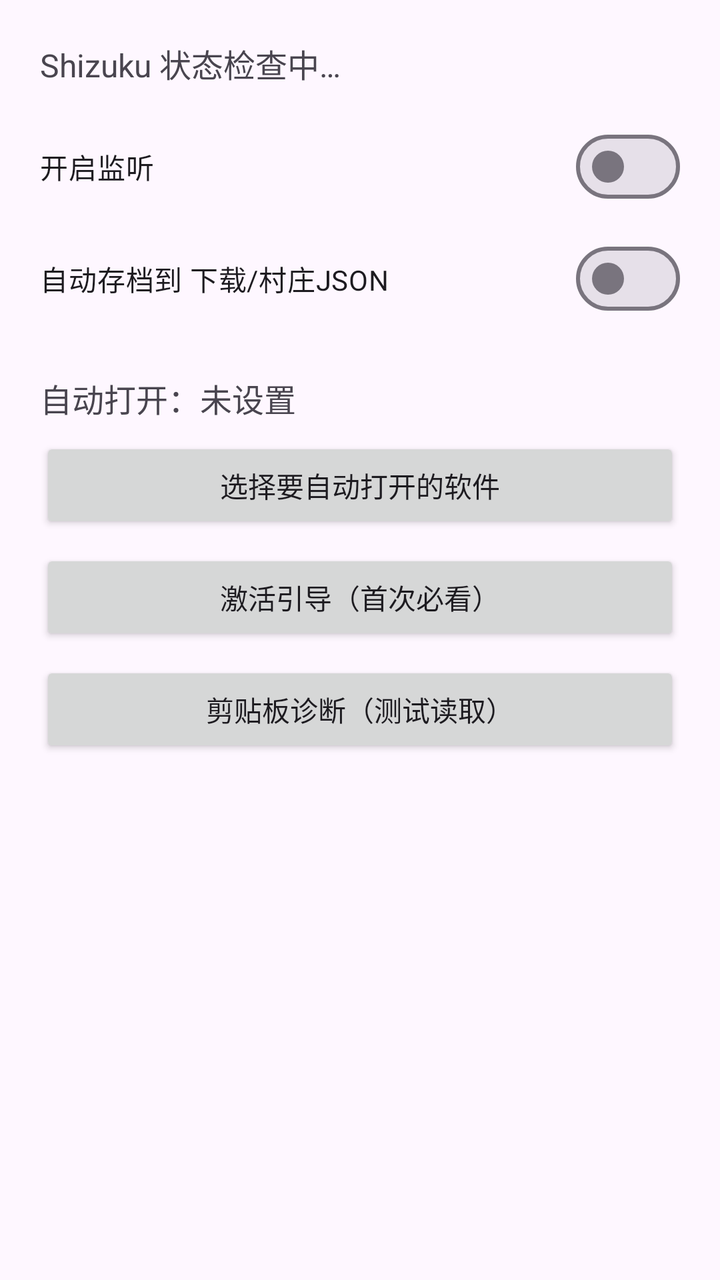
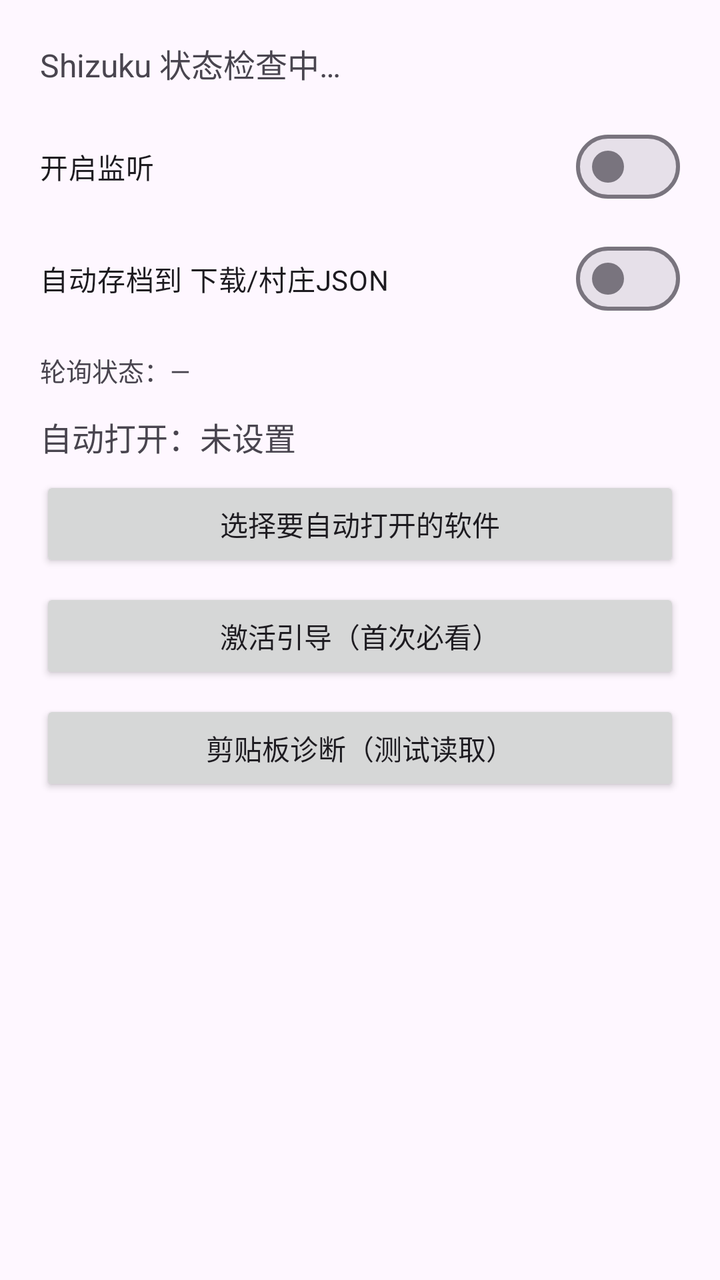

Compare the two renders of this Android layout. The source of the first and the diff that turns it into the second are given below.
<!-- AndroidManifest.xml: application theme Theme.App -->
<!-- res/layout/activity_main.xml -->
<?xml version="1.0" encoding="utf-8"?>
<ScrollView xmlns:android="http://schemas.android.com/apk/res/android"
    android:layout_width="match_parent" android:layout_height="match_parent">
    <LinearLayout android:layout_width="match_parent" android:layout_height="wrap_content"
        android:orientation="vertical" android:padding="20dp">

        <TextView android:id="@+id/shizuku_status" android:layout_width="match_parent"
            android:layout_height="wrap_content" android:textSize="16sp" android:text="Shizuku 状态检查中…" />

        <com.google.android.material.materialswitch.MaterialSwitch
            android:id="@+id/switch_monitor" android:layout_width="match_parent"
            android:layout_height="wrap_content" android:layout_marginTop="16dp" android:text="开启监听" />

        <com.google.android.material.materialswitch.MaterialSwitch
            android:id="@+id/switch_archive" android:layout_width="match_parent"
            android:layout_height="wrap_content" android:layout_marginTop="8dp" android:text="自动存档到 下载/村庄JSON" />

        <TextView android:id="@+id/target_info" android:layout_width="match_parent"
            android:layout_height="wrap_content" android:layout_marginTop="24dp" android:textSize="16sp"
            android:text="自动打开：未设置" />

        <Button android:id="@+id/btn_pick" android:layout_width="match_parent"
            android:layout_height="wrap_content" android:layout_marginTop="8dp" android:text="选择要自动打开的软件" />

        <Button android:id="@+id/btn_guide" android:layout_width="match_parent"
            android:layout_height="wrap_content" android:layout_marginTop="8dp" android:text="激活引导（首次必看）" />

        <Button android:id="@+id/btn_diagnose" android:layout_width="match_parent"
            android:layout_height="wrap_content" android:layout_marginTop="8dp" android:text="剪贴板诊断（测试读取）" />

        <TextView android:id="@+id/diagnose_result" android:layout_width="match_parent"
            android:layout_height="wrap_content" android:layout_marginTop="16dp"
            android:textIsSelectable="true" android:textSize="13sp" />
    </LinearLayout>
</ScrollView>
<!-- resources referenced by this layout -->
<resources>
  <style name="Theme.App" parent="Theme.Material3.DayNight.NoActionBar" />
</resources>

<!-- the commit's change to res/layout/activity_main.xml (unified diff, before → after) -->
@@ -15,8 +15,12 @@
             android:id="@+id/switch_archive" android:layout_width="match_parent"
             android:layout_height="wrap_content" android:layout_marginTop="8dp" android:text="自动存档到 下载/村庄JSON" />
 
+        <TextView android:id="@+id/poll_status" android:layout_width="match_parent"
+            android:layout_height="wrap_content" android:layout_marginTop="12dp"
+            android:textSize="13sp" android:text="轮询状态：—" />
+
         <TextView android:id="@+id/target_info" android:layout_width="match_parent"
-            android:layout_height="wrap_content" android:layout_marginTop="24dp" android:textSize="16sp"
+            android:layout_height="wrap_content" android:layout_marginTop="12dp" android:textSize="16sp"
             android:text="自动打开：未设置" />
 
         <Button android:id="@+id/btn_pick" android:layout_width="match_parent"
